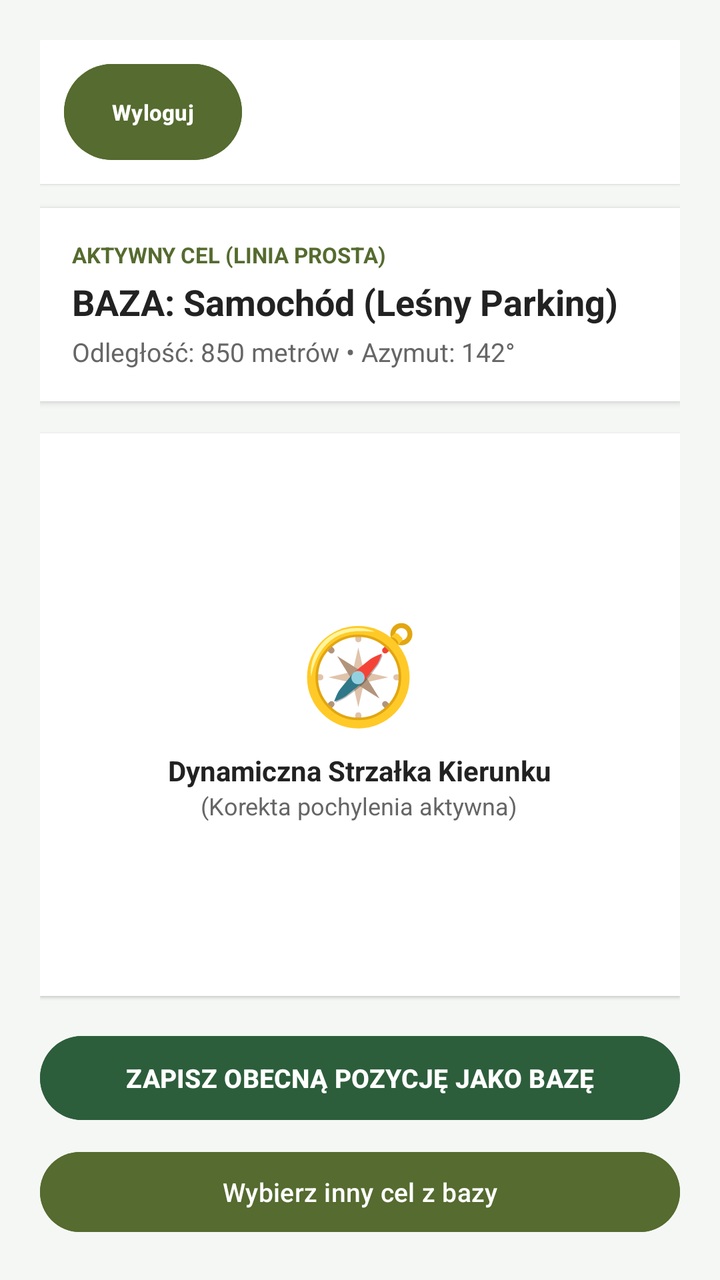
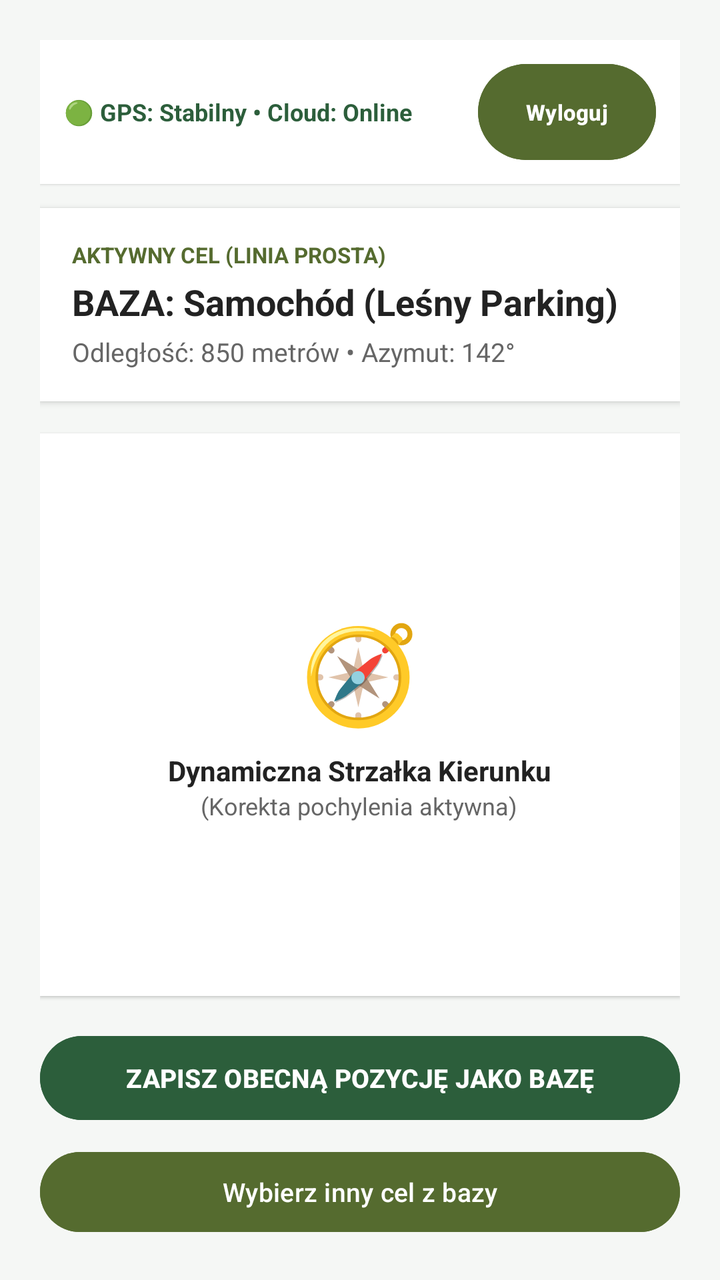

Two renders of the same Android screen: before a commit and after it. Below are the layout's source before the change and the commit's diff.
<!-- AndroidManifest.xml: application theme Theme.SafeReturn -->
<!-- res/layout/fragment_navigator.xml -->
<?xml version="1.0" encoding="utf-8"?>
<LinearLayout xmlns:android="http://schemas.android.com/apk/res/android"
    android:layout_width="match_parent"
    android:layout_height="match_parent"
    android:background="@color/bg_light"
    android:orientation="vertical"
    android:padding="20dp">

    
    <LinearLayout
        android:layout_width="match_parent"
        android:layout_height="wrap_content"
        android:layout_marginBottom="12dp"
        android:background="@color/card_bg"
        android:elevation="1dp"
        android:gravity="center_vertical"
        android:orientation="horizontal"
        android:padding="12dp">



        <Button
            android:id="@+id/btnLogout"
            android:layout_width="wrap_content"
            android:layout_height="48dp"
            android:backgroundTint="@color/forest_accent"
            android:insetTop="0dp"
            android:insetBottom="0dp"
            android:text="Wyloguj"
            android:textColor="@android:color/white"
            android:textSize="11sp"
            android:textStyle="bold" />
    </LinearLayout>

    
    <LinearLayout
        android:layout_width="match_parent"
        android:layout_height="wrap_content"
        android:background="@color/card_bg"
        android:elevation="2dp"
        android:orientation="vertical"
        android:padding="16dp">

        <TextView
            android:layout_width="wrap_content"
            android:layout_height="wrap_content"
            android:text="AKTYWNY CEL (LINIA PROSTA)"
            android:textColor="@color/forest_accent"
            android:textSize="11sp"
            android:textStyle="bold" />

        <TextView
            android:layout_width="wrap_content"
            android:layout_height="wrap_content"
            android:layout_marginTop="4dp"
            android:text="BAZA: Samochód (Leśny Parking)"
            android:textColor="@color/text_main"
            android:textSize="18sp"
            android:textStyle="bold" />

        <TextView
            android:layout_width="wrap_content"
            android:layout_height="wrap_content"
            android:layout_marginTop="4dp"
            android:text="Odległość: 850 metrów • Azymut: 142°"
            android:textColor="@color/text_muted"
            android:textSize="13sp" />
    </LinearLayout>

    
    <FrameLayout
        android:layout_width="match_parent"
        android:layout_height="0dp"
        android:layout_weight="1"
        android:layout_marginVertical="16dp"
        android:background="@color/card_bg"
        android:elevation="1dp">

        <LinearLayout
            android:layout_width="wrap_content"
            android:layout_height="wrap_content"
            android:layout_gravity="center"
            android:gravity="center"
            android:orientation="vertical">

            <TextView
                android:layout_width="wrap_content"
                android:layout_height="wrap_content"
                android:text="🧭"
                android:textSize="48sp" />

            <TextView
                android:layout_width="wrap_content"
                android:layout_height="wrap_content"
                android:layout_marginTop="8dp"
                android:text="Dynamiczna Strzałka Kierunku"
                android:textColor="@color/text_main"
                android:textSize="14sp"
                android:textStyle="bold" />

            <TextView
                android:layout_width="wrap_content"
                android:layout_height="wrap_content"
                android:text="(Korekta pochylenia aktywna)"
                android:textColor="@color/text_muted"
                android:textSize="12sp" />
        </LinearLayout>
    </FrameLayout>

    
    <Button
        android:layout_width="match_parent"
        android:layout_height="50dp"
        android:layout_marginBottom="8dp"
        android:backgroundTint="@color/forest_primary"
        android:text="ZAPISZ OBECNĄ POZYCJĘ JAKO BAZĘ"
        android:textColor="@android:color/white"
        android:textSize="13sp"
        android:textStyle="bold" />

    <Button
        android:layout_width="match_parent"
        android:layout_height="48dp"
        android:backgroundTint="@color/forest_accent"
        android:text="Wybierz inny cel z bazy"
        android:textColor="@android:color/white"
        android:textSize="13sp" />

</LinearLayout>
<!-- resources referenced by this layout -->
<resources>
  <color name="bg_light">#F5F7F5</color>
  <color name="card_bg">#FFFFFF</color>
  <color name="forest_accent">#556B2F</color>
  <color name="forest_primary">#2C5E3B</color>
  <color name="text_main">#222222</color>
  <color name="text_muted">#666666</color>
  <style name="Theme.SafeReturn" parent="Base.Theme.SafeReturn" />
  <style name="Base.Theme.SafeReturn" parent="Theme.Material3.DayNight.NoActionBar">
          
          
      </style>
</resources>

<!-- the commit's change to res/layout/fragment_navigator.xml (unified diff, before → after) -->
@@ -17,7 +17,14 @@
         android:orientation="horizontal"
         android:padding="12dp">
 
-
+        <TextView
+            android:layout_width="0dp"
+            android:layout_height="wrap_content"
+            android:layout_weight="1"
+            android:text="🟢 GPS: Stabilny • Cloud: Online"
+            android:textColor="@color/forest_primary"
+            android:textSize="12sp"
+            android:textStyle="bold" />
 
         <Button
             android:id="@+id/btnLogout"
